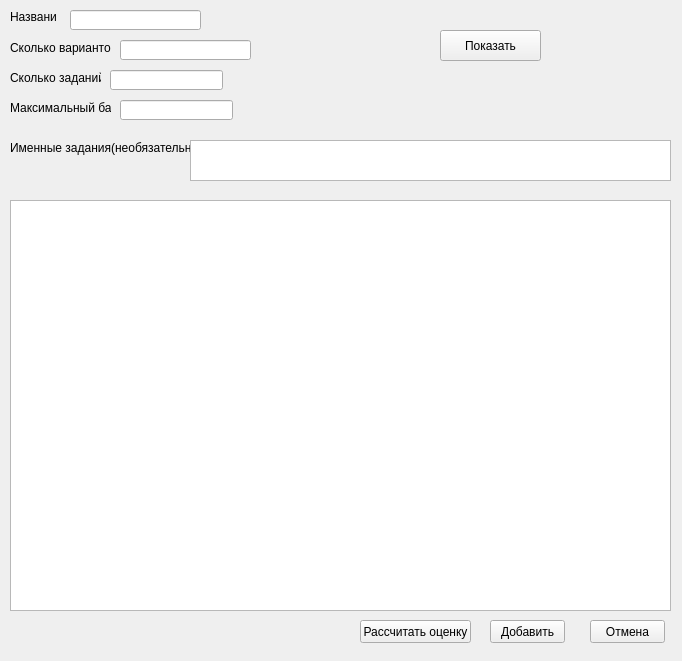
dizonos/StaPoR, file for_table.ui: the form before one commit.
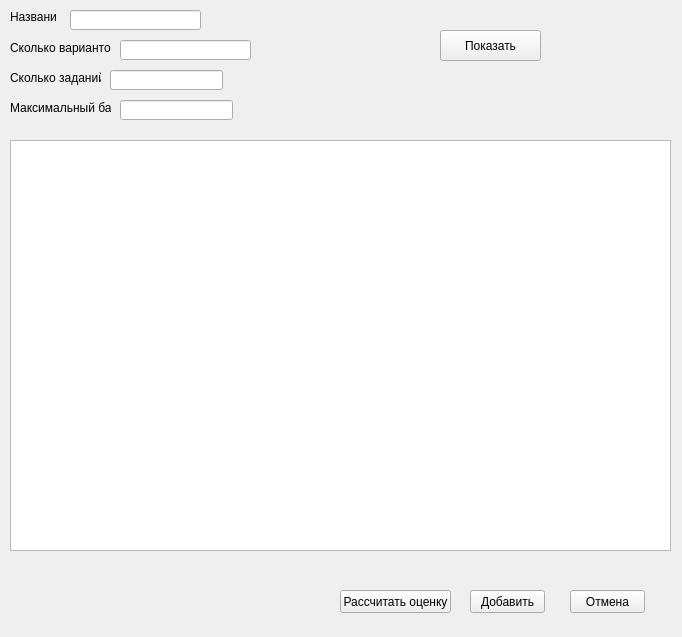
The form after the commit.

What changed in the file:
```diff
--- a/for_table.ui
+++ b/for_table.ui
@@ -7,7 +7,7 @@
     <x>0</x>
     <y>0</y>
     <width>682</width>
-    <height>661</height>
+    <height>637</height>
    </rect>
   </property>
   <property name="windowTitle">
@@ -40,7 +40,7 @@
    <property name="geometry">
     <rect>
      <x>10</x>
-     <y>200</y>
+     <y>140</y>
      <width>661</width>
      <height>411</height>
     </rect>
@@ -55,8 +55,8 @@
   <widget class="QPushButton" name="pushButton">
    <property name="geometry">
     <rect>
-     <x>490</x>
-     <y>620</y>
+     <x>470</x>
+     <y>590</y>
      <width>75</width>
      <height>23</height>
     </rect>
@@ -68,8 +68,8 @@
   <widget class="QPushButton" name="pushButton_2">
    <property name="geometry">
     <rect>
-     <x>590</x>
-     <y>620</y>
+     <x>570</x>
+     <y>590</y>
      <width>75</width>
      <height>23</height>
     </rect>
@@ -137,34 +137,11 @@
     <string>Показать</string>
    </property>
   </widget>
-  <widget class="QLabel" name="label_4">
-   <property name="geometry">
-    <rect>
-     <x>10</x>
-     <y>140</y>
-     <width>181</width>
-     <height>16</height>
-    </rect>
-   </property>
-   <property name="text">
-    <string>Именные задания(необязательно)</string>
-   </property>
-  </widget>
-  <widget class="QPlainTextEdit" name="plainTextEdit">
-   <property name="geometry">
-    <rect>
-     <x>190</x>
-     <y>140</y>
-     <width>481</width>
-     <height>41</height>
-    </rect>
-   </property>
-  </widget>
   <widget class="QLabel" name="progress">
    <property name="geometry">
     <rect>
-     <x>20</x>
-     <y>620</y>
+     <x>30</x>
+     <y>560</y>
      <width>151</width>
      <height>21</height>
     </rect>
@@ -184,8 +161,8 @@
   <widget class="QPushButton" name="pushButton_4">
    <property name="geometry">
     <rect>
-     <x>360</x>
-     <y>620</y>
+     <x>340</x>
+     <y>590</y>
      <width>111</width>
      <height>23</height>
     </rect>
```
